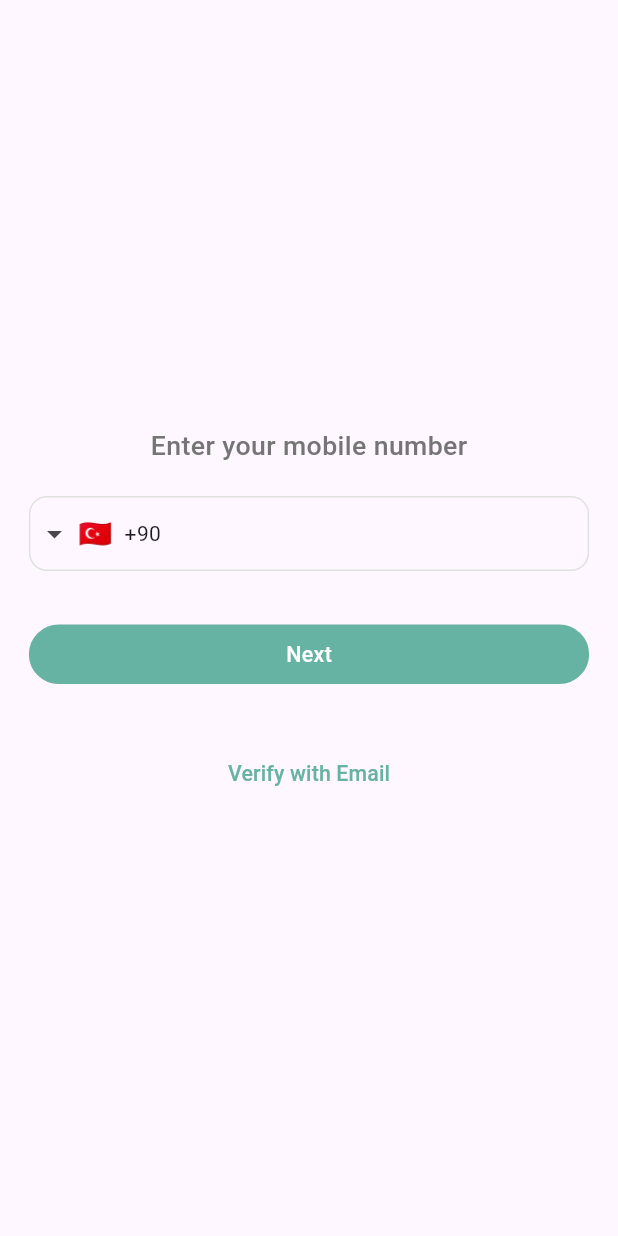
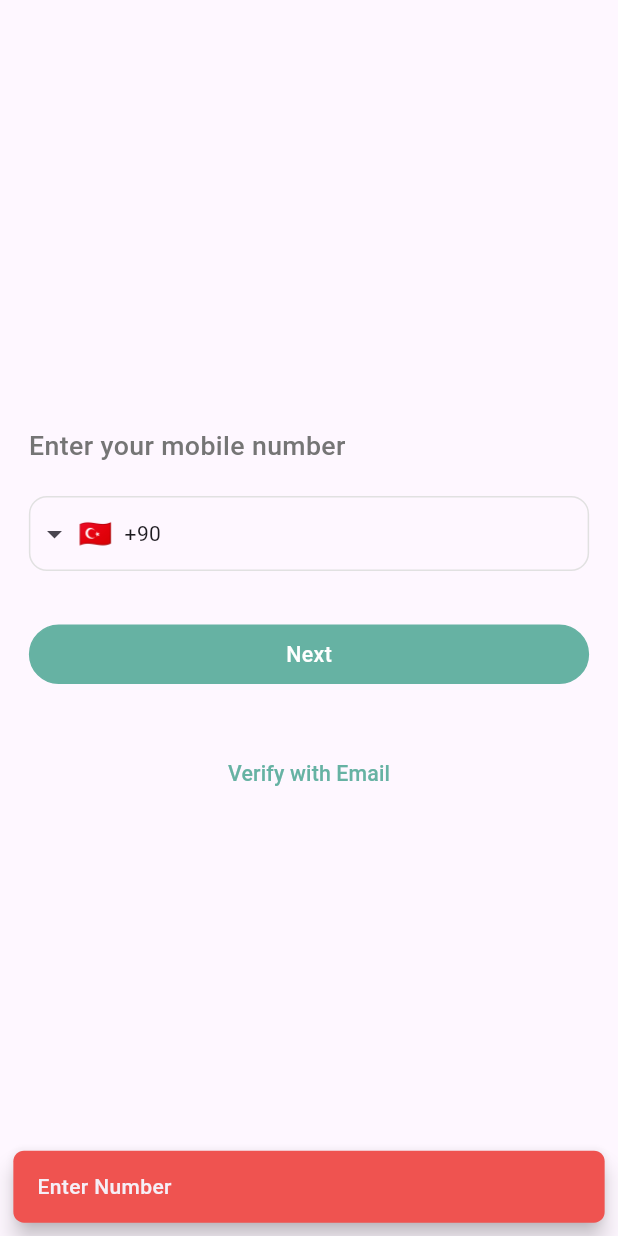
Before and after one commit to zamansheikh/car_pooling, a Flutter app: the ForgotPasswordScreen screen opened by its route, after a tap on "Next", on a phone screen of 412 x 824 dp. Run offline on Flutter 3.47's test engine with Material 3 defaults, Android fonts, the phone set to English and light mode, and no system bars; drawn by our look-alikes of intl_phone_field; our stand-ins replace flutter_screenutil, flutter_svg, get, google_fonts, loading_animation_widget, pinput.

Commit message:
add create new password screen; implement OTP functionality and validation for phone input

```diff
--- a/lib/controller/auth_controller.dart
+++ b/lib/controller/auth_controller.dart
@@ -1,18 +1,28 @@
+import 'dart:async';
+
 import 'package:car_pooling/core/components/show_custom_snackbar.dart';
+import 'package:car_pooling/core/helper/app_routes.dart';
+import 'package:car_pooling/view/auth/otp_screen.dart';
 import 'package:flutter/widgets.dart';
 import 'package:get/get.dart';
 
 class AuthController extends GetxController {
   // =================>>>>>>>>>>>>> Normal Variables <<<<<<<<<<<<<===============
+
+  Timer? timer;
+
   TextEditingController emailController = TextEditingController();
   TextEditingController passwordController = TextEditingController();
   TextEditingController firstNameController = TextEditingController();
   TextEditingController lastNameController = TextEditingController();
   TextEditingController phoneController = TextEditingController();
+  TextEditingController otpController = TextEditingController();
 
   // =================>>>>>>>>>>>>> RX variables <<<<<<<<<<<<<===============
   RxBool isLoading = false.obs;
   RxBool checkBoxStatus = false.obs;
+  RxInt secondsRemaining = 59.obs; // Timer duration
+  RxBool isTimerActive = false.obs;
 
   // =================>>>>>>>>>>>>> Functions <<<<<<<<<<<<<===============
   Future userSignIn(formKey) async {
@@ -63,12 +73,88 @@ class AuthController extends GetxController {
     showCustomSnackBar("User created successfully", isError: false);
   }
 
+  Future userGetOTP(formKey, {isPhone, isReset}) async {
+    if (!formKey.currentState!.validate()) {
+      return;
+    }
+    if (isPhone && phoneController.text.length < 4) {
+      showCustomSnackBar("Enter Number");
+      return;
+    }
+
+    final body = {
+      if (isPhone)
+        "phone": phoneController.text
+      else
+        "email": emailController.text,
+    };
+
+    isLoading.value = true;
+    await Future.delayed(Duration(seconds: 2));
+    isLoading.value = false;
+
+    debugPrint("=========>>>>>>>>>>>>> userSignIn: $body");
+
+    Get.to(
+      OtpScreen(
+        isReset: isReset,
+        sendTo: isPhone ? phoneController.text : emailController.text,
+      ),
+    );
+
+    showCustomSnackBar("OTP sent successfully", isError: false);
+  }
+
+  Future resendOTP(sendTo) async {
+    //  Start timer
+    if (!isTimerActive.value) {
+      isTimerActive.value = true;
+      secondsRemaining.value = 59;
+
+      timer = Timer.periodic(Duration(seconds: 1), (timer) {
+        debugPrint("=========>>>>>>>>>>> Timer: $timer");
+        if (secondsRemaining > 0) {
+          secondsRemaining.value--;
+        } else {
+          isTimerActive.value = false;
+          timer.cancel();
+        }
+      });
+    }
+    // Prepare the body and hit api
+    final body = {"sendTo": sendTo};
+    debugPrint("=========>>>>>>>>>>>>> userSignIn: $body");
+    isLoading.value = true;
+    await Future.delayed(Duration(seconds: 2));
+    isLoading.value = false;
+
+    showCustomSnackBar("OTP Rsend to $sendTo", isError: false);
+  }
+
+  Future confirmOTP({sendTo, isReset}) async {
+    if (otpController.text.length < 4) {
+      showCustomSnackBar("Eter otp");
+      return;
+    }
+    final body = {"otp": int.parse(otpController.text), "sendTo": sendTo};
+    debugPrint("=========>>>>>>>>>>>>> userSignIn: $body");
+    isLoading.value = true;
+    await Future.delayed(Duration(seconds: 2));
+    isLoading.value = false;
+
+    if (isReset) Get.toNamed(AppRoutes.createNewPass);
+
+    showCustomSnackBar("OTP Confirmed", isError: false);
+  }
+
   @override
   void dispose() {
     emailController.clear();
     passwordController.clear();
     firstNameController.clear();
     lastNameController.clear();
+    phoneController.clear();
+    otpController.clear();
     super.dispose();
   }
 }
--- a/lib/core/components/custom_phone_input.dart
+++ b/lib/core/components/custom_phone_input.dart
@@ -32,6 +32,16 @@ class CustomPhoneInputField extends StatelessWidget {
               contentPadding: EdgeInsets.zero,
               counterText: '', // This removes the number length count
             ),
+            validator: (phone) {
+              if (phone != null) {
+                if (phone.number.isEmpty) {
+                  return 'Phone number is required';
+                } else if (!phone.isValidNumber()) {
+                  return 'Enter a valid phone number';
+                }
+              }
+              return null;
+            },
             keyboardType: TextInputType.number,
             initialCountryCode: 'TR', // Contry code for Turkey
             onChanged: (phone) {
--- a/lib/core/helper/app_routes.dart
+++ b/lib/core/helper/app_routes.dart
@@ -1,4 +1,6 @@
+import 'package:car_pooling/view/auth/create_new_password_screen.dart';
 import 'package:car_pooling/view/auth/forgot_password_screen.dart';
+// import 'package:car_pooling/view/auth/otp_screen.dart';
 import 'package:car_pooling/view/auth/sign_in_screen.dart';
 import 'package:car_pooling/view/auth/sign_up_screen.dart';
 import 'package:car_pooling/view/auth/splash_screen.dart';
@@ -10,6 +12,8 @@ class AppRoutes {
   static String signIn = "/sign_in";
   static String signUp = "/sign_up";
   static String forgotPassword = "/forgot_pass";
+  // static String otp = "/otp_screen";
+  static String createNewPass = "/create_new_pass";
 
   static List<GetPage> pages = [
     // =================>>>>>>>>>>>>> Auth Feature <<<<<<<<<<<<<===============
@@ -17,5 +21,7 @@ class AppRoutes {
     GetPage(name: signIn, page: () => SignInScreen()),
     GetPage(name: signUp, page: () => SignUpScreen()),
     GetPage(name: forgotPassword, page: () => ForgotPasswordScreen()),
+    // GetPage(name: otp, page: () => OtpScreen()),
+    GetPage(name: createNewPass, page: () => CreateNewPasswordScreen()),
   ];
 }
--- a/lib/view/auth/forgot_password_screen.dart
+++ b/lib/view/auth/forgot_password_screen.dart
@@ -1,5 +1,6 @@
 import 'package:car_pooling/controller/auth_controller.dart';
 import 'package:car_pooling/core/components/custom_button.dart';
+import 'package:car_pooling/core/components/custom_input_field.dart';
 import 'package:car_pooling/core/components/custom_phone_input.dart';
 import 'package:car_pooling/core/constant/app_colors.dart';
 import 'package:car_pooling/core/constant/app_style.dart';
@@ -11,37 +12,82 @@ class ForgotPasswordScreen extends StatelessWidget {
   ForgotPasswordScreen({super.key});
   final AuthController controller = Get.find<AuthController>();
 
+  // to keep track of verification method
+  final RxBool isPhone = true.obs;
+
+  final _formkey = GlobalKey<FormState>();
+
   @override
   Widget build(BuildContext context) {
     return Scaffold(
       body: SafeArea(
         child: Padding(
           padding: EdgeInsets.symmetric(horizontal: 20.w),
-          child: Column(
+          child: Obx(() {
+            return Column(
               mainAxisAlignment: MainAxisAlignment.center,
-
+              crossAxisAlignment: CrossAxisAlignment.start,
               children: [
+                // Title for verification method
                 Text(
-                "Enter your mobile number",
+                  isPhone.value
+                      ? "Enter your mobile number"
+                      : "Enter your Email",
                   style: AppStyle.headerMedium5.copyWith(
                     color: AppColors.darkGray,
                   ),
                 ),
                 SizedBox(height: 24.h),
+                //input field based on the verification method
+                Form(
+                  key: _formkey,
+                  child: Column(
+                    children: [
+                      if (isPhone.value)
+                        CustomPhoneInputField(
+                          controller: controller.phoneController,
+                        ),
+                      if (!isPhone.value)
+                        CustomInputField(
+                          controller: controller.emailController,
+                        ),
+                    ],
+                  ),
+                ),
+                SizedBox(height: 40.h),
 
-              CustomPhoneInputField(controller: controller.phoneController  ),
+                Obx(() {
+                  return CustomButton(
+                    buttonTitle: "Next",
+                    isLoading: controller.isLoading.value,
+                    onTap: () {
+                      // OTP Request Function
+                      controller.userGetOTP(
+                        _formkey,
+                        isPhone: isPhone.value,
+                        isReset: true,
+                      );
+                    },
+                  );
+                }),
                 SizedBox(height: 40.h),
-              CustomButton(buttonTitle: "Next", onTap: () {}),
-              SizedBox(height: 40.h),
-              TextButton(
-                onPressed: () {},
+                // Toggle the verification method between phone or email
+                Center(
+                  child: TextButton(
+                    onPressed: () {
+                      isPhone.value = !isPhone.value;
+                    },
                     child: Text(
-                  "Verify with Email",
-                  style: AppStyle.baseMedium.copyWith(color: AppColors.primary),
+                      isPhone.value ? "Verify with Email" : "Verify with Phone",
+                      style: AppStyle.baseMedium.copyWith(
+                        color: AppColors.primary,
+                      ),
+                    ),
                   ),
                 ),
               ],
-          ),
+            );
+          }),
         ),
       ),
     );
```
Also changed, not shown: lib/view/auth/create_new_password_screen.dart (added, +46 -0 lines), pubspec.lock. Lines whose indentation alone changed are shown as unchanged.
